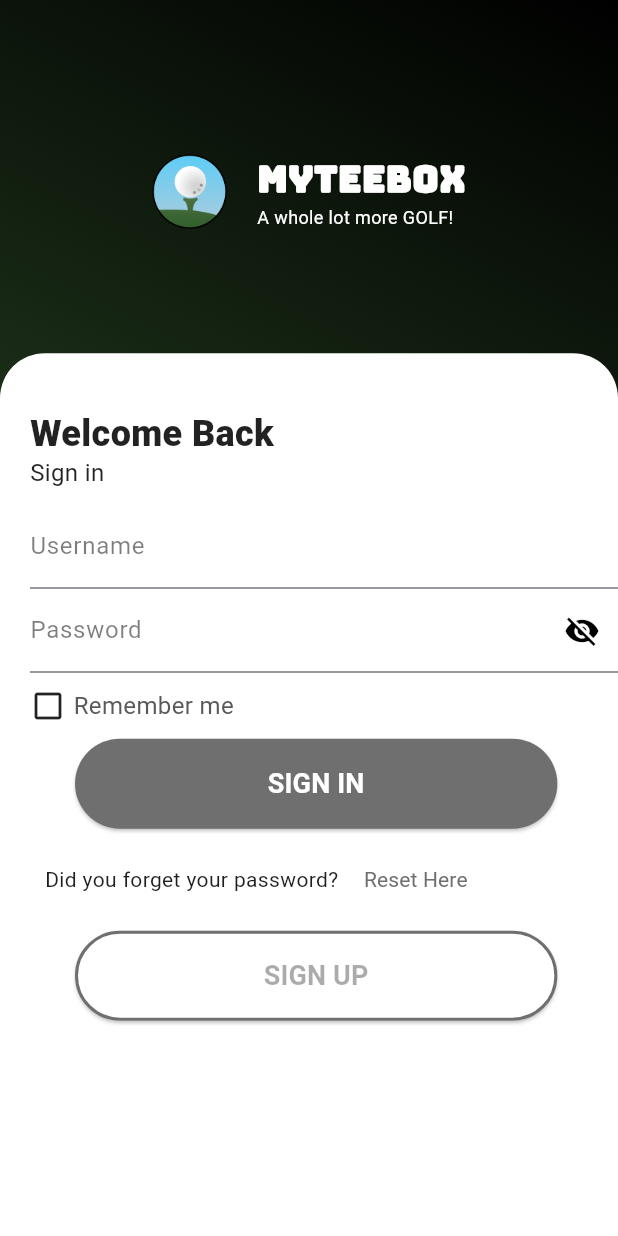
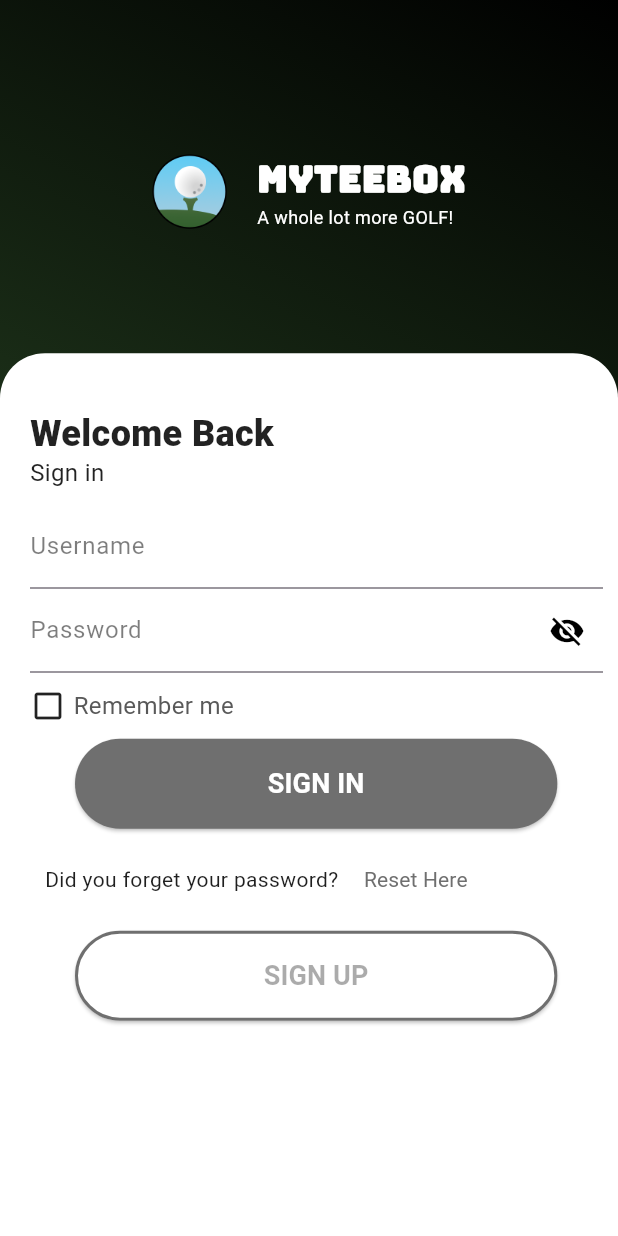
Before and after one commit to danielmendietag/mytestbox, a Flutter app: the SignInPage screen opened by its route, on a phone screen of 412 x 824 dp. Run offline on Flutter 3.47's test engine with Material 3 defaults, Android fonts, the phone set to English and light mode, and no system bars; our stand-ins replace carousel_slider, firebase_core, get, get_storage, intl_phone_number_input, logger and 2 more; missing offline and left inert: dart:ffi; accounts and stored records are empty; Roboto replaces fonts that are missing (Muil, Muli).

Commit message:
Adjust layout

```diff
--- a/lib/widgets/login_form.dart
+++ b/lib/widgets/login_form.dart
@@ -21,7 +21,7 @@ class _LogInFormState extends State<LogInForm> {
 
   Padding buildinputForm(String label, bool pass) {
     return Padding(
-      padding: const EdgeInsets.symmetric(vertical: 0, horizontal: 0),
+      padding: EdgeInsets.only(top: 0, bottom: 0, right: 10, left: 0),
       child: TextFormField(
         obscureText: pass ? isObscure : false,
         decoration: InputDecoration(
--- a/lib/widgets/logo_two.dart
+++ b/lib/widgets/logo_two.dart
@@ -1,4 +1,5 @@
 import 'package:flutter/material.dart';
+import 'package:get/get.dart';
 
 // import '../config/app_themes.dart';
 
@@ -9,11 +10,12 @@ class LogoTwoWidget extends StatelessWidget {
   Widget build(BuildContext context) {
     return Container(
       alignment: Alignment.topLeft,
-      child: const Column(
+      child: Column(
         mainAxisAlignment: MainAxisAlignment.center,
         children: [
           SizedBox(height: 20),
           Row(
+            key: key,
             mainAxisAlignment: MainAxisAlignment.center,
             children: [
               Image(
@@ -22,7 +24,7 @@ class LogoTwoWidget extends StatelessWidget {
                 height: 50,
               ),
               SizedBox(width: 20),
-              Column(
+              const Column(
                 crossAxisAlignment: CrossAxisAlignment.start,
                 children: [
                   Text(
@@ -48,7 +50,7 @@ class LogoTwoWidget extends StatelessWidget {
                     ),
                   ),
                 ],
-              ),
+              )
             ],
           ),
         ],
```
